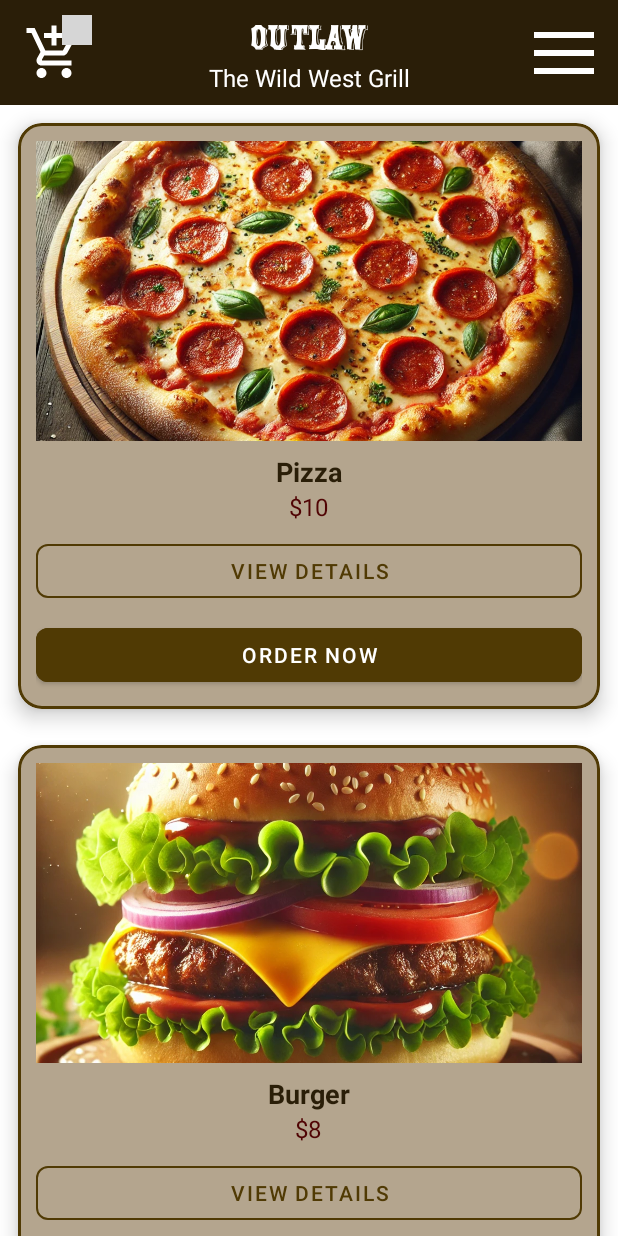
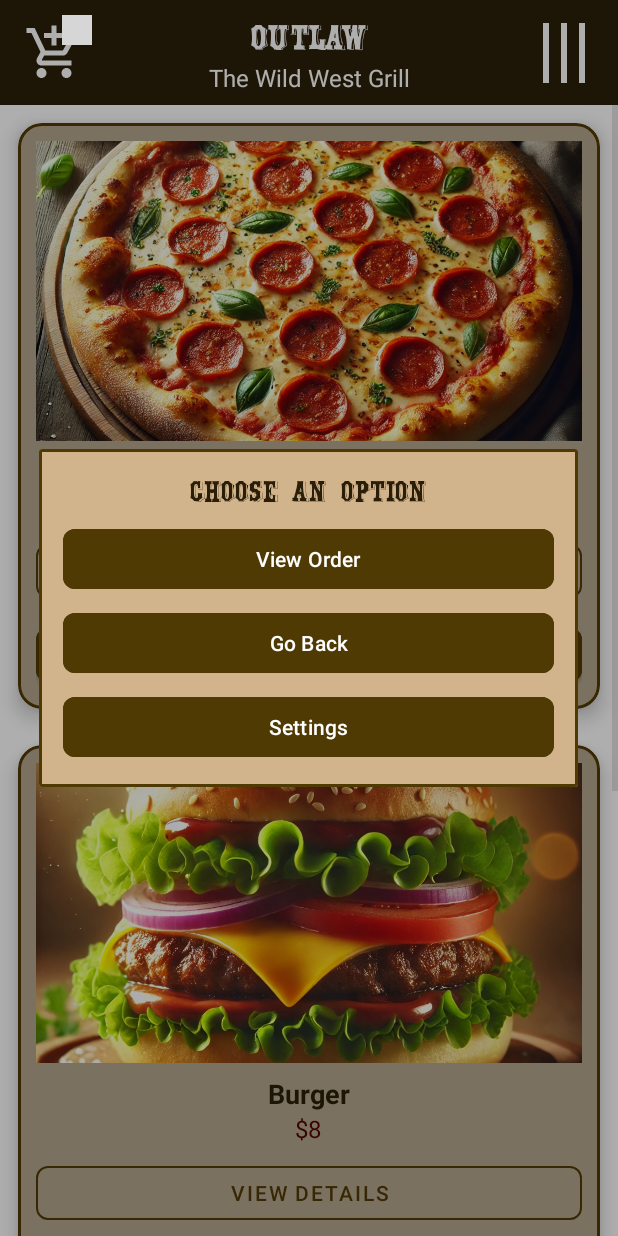
Before and after one commit to artur300/menu, an Android app: the screen it shows after launch (MainActivity), after a tap on an icon or button, on a phone screen of 412 x 824 dp. Run offline under Robolectric (Android 15) with nearby library versions, the phone set to English and light mode, and no system bars; grey boxes are pictures that could not be loaded.

Commit message:
menu 12/12/24 view details

```diff
--- a/app/src/main/java/com/example/menu/FoodListFragment.kt
+++ b/app/src/main/java/com/example/menu/FoodListFragment.kt
@@ -6,10 +6,10 @@ import android.view.ViewGroup
 import android.os.Bundle
 import androidx.fragment.app.Fragment
 import androidx.recyclerview.widget.GridLayoutManager
-import android.widget.Toast
 import android.media.MediaPlayer
+import androidx.appcompat.app.AlertDialog
+import android.animation.ObjectAnimator
 import com.example.menu.databinding.FragmentFoodListBinding
-import android.view.animation.AnimationUtils
 
 class FoodListFragment : Fragment() {
     private var isMenuOpen = false
@@ -32,12 +32,15 @@ class FoodListFragment : Fragment() {
         // אתחול ה-Binding
         binding = FragmentFoodListBinding.inflate(inflater, container, false)
 
+        // Listener לאייקון התפריט
+        binding.menuIcon.setOnClickListener {
+            isMenuOpen = !isMenuOpen // שינוי המצב (פתיחה/סגירה)
+            toggleMenuAnimation(it, isMenuOpen) // הפעלת האנימציה
+            if (isMenuOpen) {
+                showMenuDialog() // הצגת התפריט
+            }
+        }
 
-
-        // הגדרת Listener לאייקון
-        binding.menuIcon.setOnClickListener {
-            toggleMenuAnimation(it)
-        }
         val view = binding.root
 
         // הגדרת MediaPlayer
@@ -49,54 +52,60 @@ class FoodListFragment : Fragment() {
         val foodList = listOf(
             Food("Pizza", "$10", R.drawable.pizza),
             Food("Burger", "$8", R.drawable.ham),
-            Food("Sushi", "$12", R.drawable.sushi),
-            Food("Pizza", "$10", R.drawable.pizza),
-            Food("Burger", "$8", R.drawable.ham),
             Food("Sushi", "$12", R.drawable.sushi)
         )
 
         // אתחול ה-RecyclerView
         adapter = FoodAdapter(foodList, { food ->
-            context?.let {
-                val message = it.getString(R.string.view_details_message, food.name)
-                Toast.makeText(it, message, Toast.LENGTH_SHORT).show()
-            }
+            // פעולה לדוגמה
         }, { food ->
-            addToCart(food) // הוספה לעגלה בעת לחיצה על "Order Now"
-            context?.let {
-                val message = it.getString(R.string.order_message, food.name)
-                Toast.makeText(it, message, Toast.LENGTH_SHORT).show()
-            }
+            addToCart(food) // הוספה לעגלה
         })
 
-        binding.recyclerView.layoutManager = GridLayoutManager(context, 1) // 2 פריטים בשורה
+        binding.recyclerView.layoutManager = GridLayoutManager(context, 1)
         binding.recyclerView.adapter = adapter
 
         return view
     }
 
-
-
-    private fun toggleMenuAnimation(view: View) {
-        val animation = if (isMenuOpen) {
-            AnimationUtils.loadAnimation(requireContext(), R.anim.rotate_close)
-        } else {
-            AnimationUtils.loadAnimation(requireContext(), R.anim.rotate_open)
+    private fun toggleMenuAnimation(view: View, isOpening: Boolean) {
+        val rotationAngle = if (isOpening) 90f else 0f // סיבוב ל-90 מעלות כשנפתח
+        ObjectAnimator.ofFloat(view, "rotation", rotationAngle).apply {
+            duration = 300 // משך האנימציה
+            start()
         }
-        view.startAnimation(animation)
-        isMenuOpen = !isMenuOpen
     }
 
+    private fun showMenuDialog() {
+        // שימוש בעיצוב מותאם אישית
+        val dialogView = LayoutInflater.from(requireContext()).inflate(R.layout.custom_dialog_menu, null)
 
+        val dialog = AlertDialog.Builder(requireContext())
+            .setView(dialogView) // שימוש ב-Layout מותאם
+            .create()
 
+        // קישור כפתורים מתוך ה-Layout
+        dialogView.findViewById<View>(R.id.btn_view_order).setOnClickListener {
+            // פעולה לבחירת "View Order"
+            dialog.dismiss()
+        }
+        dialogView.findViewById<View>(R.id.btn_go_back).setOnClickListener {
+            // פעולה לבחירת "Go Back"
+            dialog.dismiss()
+        }
+        dialogView.findViewById<View>(R.id.btn_settings).setOnClickListener {
+            // פעולה לבחירת "Settings"
+            dialog.dismiss()
+        }
 
+        // מאזין לסגירת הדיאלוג
+        dialog.setOnDismissListener {
+            isMenuOpen = false // עדכון מצב התפריט
+            toggleMenuAnimation(binding.menuIcon, false) // החזרת האייקון למצבו המקורי
+        }
 
-
-
-
-
-
-
+        dialog.show()
+    }
 
     override fun onPause() {
         super.onPause()
--- a/app/src/main/res/anim/rotate_close.xml
+++ /dev/null
@@ -1,7 +0,0 @@
-<?xml version="1.0" encoding="utf-8"?>
-<rotate xmlns:android="http://schemas.android.com/apk/res/android"
-    android:fromDegrees="90"
-    android:toDegrees="0"
-    android:pivotX="50%"
-    android:pivotY="50%"
-    android:duration="300" />
--- a/app/src/main/res/anim/rotate_open.xml
+++ /dev/null
@@ -1,7 +0,0 @@
-<?xml version="1.0" encoding="utf-8"?>
-<rotate xmlns:android="http://schemas.android.com/apk/res/android"
-    android:fromDegrees="0"
-    android:toDegrees="90"
-    android:pivotX="50%"
-    android:pivotY="50%"
-    android:duration="300" />
--- /dev/null
+++ b/app/src/main/res/drawable/description_background.xml
@@ -0,0 +1,5 @@
+<shape xmlns:android="http://schemas.android.com/apk/res/android">
+    <solid android:color="#FFFFFF" /> <!-- צבע רקע לבן -->
+    <corners android:radius="12dp" /> <!-- פינות מעוגלות -->
+    <stroke android:width="2dp" android:color="#C0C0C0" /> <!-- קו מסביב -->
+</shape>
--- /dev/null
+++ b/app/src/main/res/drawable/dialog_background.xml
@@ -0,0 +1,4 @@
+<shape xmlns:android="http://schemas.android.com/apk/res/android">
+    <solid android:color="#D2B48C" /> <!-- צבע בז' -->
+    <stroke android:width="2dp" android:color="@color/brown" /> <!-- גבול חום -->
+</shape>
--- /dev/null
+++ b/app/src/main/res/drawable/image_border.xml
@@ -0,0 +1,5 @@
+<shape xmlns:android="http://schemas.android.com/apk/res/android">
+    <solid android:color="#FFFFFF" /> <!-- צבע לבן לרקע -->
+    <corners android:radius="12dp" /> <!-- פינות מעוגלות -->
+    <stroke android:width="3dp" android:color="#C0C0C0" /> <!-- מסגרת אפורה -->
+</shape>
--- /dev/null
+++ b/app/src/main/res/drawable/name_background.xml
@@ -0,0 +1,4 @@
+<shape xmlns:android="http://schemas.android.com/apk/res/android">
+    <solid android:color="#FFE4B5" /> <!-- צבע רקע בהיר -->
+    <corners android:radius="16dp" /> <!-- פינות מעוגלות -->
+</shape>
--- /dev/null
+++ b/app/src/main/res/layout/custom_dialog_menu.xml
@@ -0,0 +1,66 @@
+<?xml version="1.0" encoding="utf-8"?>
+<androidx.constraintlayout.widget.ConstraintLayout
+    xmlns:android="http://schemas.android.com/apk/res/android"
+    xmlns:app="http://schemas.android.com/apk/res-auto"
+    android:layout_width="match_parent"
+    android:layout_height="wrap_content"
+    android:background="@drawable/dialog_background"
+    android:padding="16dp">
+
+    <!-- כותרת -->
+    <TextView
+        android:id="@+id/dialog_title"
+        android:layout_width="0dp"
+        android:layout_height="wrap_content"
+        android:text="Choose an Option"
+        android:textSize="20sp"
+        android:textColor="@color/dark_brown"
+        android:fontFamily="@font/logo"
+        android:gravity="center"
+        app:layout_constraintTop_toTopOf="parent"
+        app:layout_constraintStart_toStartOf="parent"
+        app:layout_constraintEnd_toEndOf="parent"
+        android:layout_marginBottom="16dp" />
+
+    <!-- כפתור ראשון -->
+    <Button
+        android:id="@+id/btn_view_order"
+        android:layout_width="0dp"
+        android:layout_height="wrap_content"
+        android:text="View Order"
+        android:backgroundTint="@color/brown"
+        android:textColor="@android:color/white"
+        app:cornerRadius="8dp"
+        app:layout_constraintTop_toBottomOf="@id/dialog_title"
+        app:layout_constraintStart_toStartOf="parent"
+        app:layout_constraintEnd_toEndOf="parent"
+        android:layout_marginTop="8dp" />
+
+    <!-- כפתור שני -->
+    <Button
+        android:id="@+id/btn_go_back"
+        android:layout_width="0dp"
+        android:layout_height="wrap_content"
+        android:text="Go Back"
+        android:backgroundTint="@color/brown"
+        android:textColor="@android:color/white"
+        app:cornerRadius="8dp"
+        app:layout_constraintTop_toBottomOf="@id/btn_view_order"
+        app:layout_constraintStart_toStartOf="parent"
+        app:layout_constraintEnd_toEndOf="parent"
+        android:layout_marginTop="8dp" />
+
+    <!-- כפתור שלישי -->
+    <Button
+        android:id="@+id/btn_settings"
+        android:layout_width="0dp"
+        android:layout_height="wrap_content"
+        android:text="Settings"
+        android:backgroundTint="@color/brown"
+        android:textColor="@android:color/white"
+        app:cornerRadius="8dp"
+        app:layout_constraintTop_toBottomOf="@id/btn_go_back"
+        app:layout_constraintStart_toStartOf="parent"
+        app:layout_constraintEnd_toEndOf="parent"
+        android:layout_marginTop="8dp" />
+</androidx.constraintlayout.widget.ConstraintLayout>
--- a/app/src/main/res/values/strings.xml
+++ b/app/src/main/res/values/strings.xml
@@ -5,4 +5,10 @@
     <string name="price_format">Price: %1$s</string>
     <string name="view_details_message">View Details: %1$s</string>
     <string name="order_message">Order: %1$s</string>
+    <string name="food_description_pizza">A classic Italian pizza with mozzarella cheese and fresh tomatoes.</string>
+    <string name="food_description_burger">A juicy beef burger with fresh lettuce, tomatoes, and our secret sauce.</string>
+    <string name="food_description_sushi">Delicate sushi rolls made with fresh fish and premium rice.</string>
+    <string name="food_description_default">Delicious and freshly made food.</string>
+    <string name="back">Back</string>
+    <string name="food_image_description">Image of the food</string>
 </resources>
```
Also changed, not shown: app/src/main/java/com/example/menu/FoodAdapter.kt (+8 -1 lines), app/src/main/java/com/example/menu/FoodDetailsFragment.kt (+14 -8 lines), app/src/main/res/layout/fragment_food_details.xml (+38 -11 lines).
